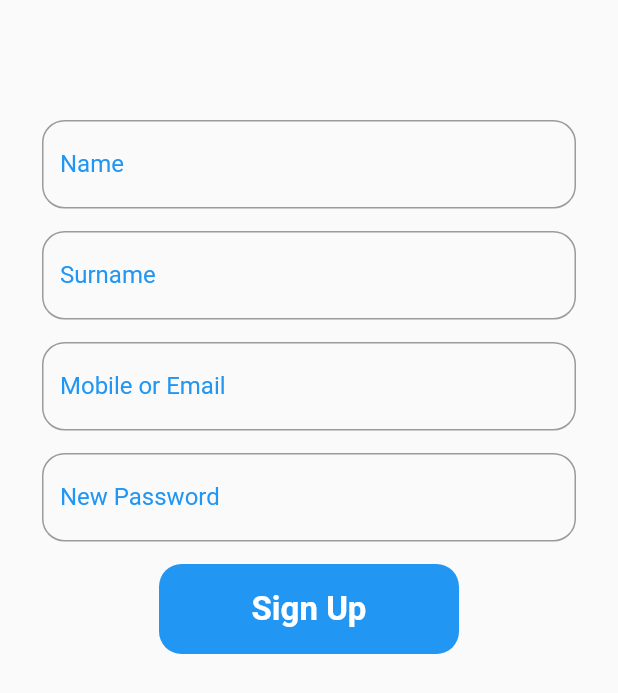
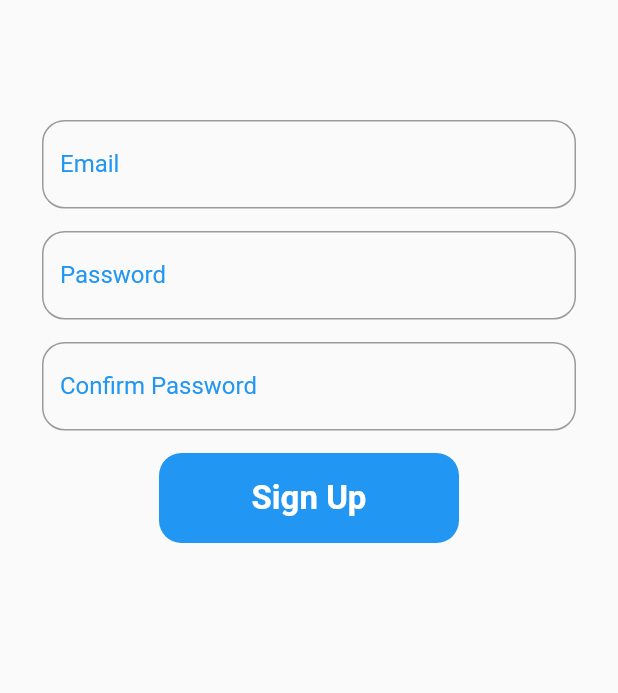
Before and after one commit to ttcapp/mahmudhasansplash, a Flutter app: the SignUpPage screen opened directly, on a phone screen of 412 x 824 dp. Shown: the top 693 px of the screen. Run offline on Flutter 3.47's test engine with Material 2 defaults, Android fonts, the phone set to English and light mode, and no system bars; our stand-ins replace carousel_slider; network calls fail.

Commit message:
4 january 12:45 AM ,8nd Commit.

```diff
--- a/lib/helper/custom_text_field.dart
+++ b/lib/helper/custom_text_field.dart
@@ -24,6 +24,11 @@ class _CustomTextFieldState extends State<CustomTextField> {
       padding: const EdgeInsets.only(
           left: 28.0,right: 28),
       child: TextFormField(
+             validator: (value){
+             if(value!.isEmpty){
+               return "This field can not be empty";
+             }
+             },
         obscureText: widget.obsecureval,
         controller: widget.controller,
         decoration: InputDecoration(
--- a/lib/log_in.dart
+++ b/lib/log_in.dart
@@ -1,7 +1,7 @@
 import 'package:flutter/material.dart';
 import 'package:splash/helper/custom_button.dart';
 import 'package:splash/helper/custom_text_field.dart';
-import 'package:splash/screen/log_in_page.dart';
+import 'package:splash/screen/log_in_home_page.dart';
 import 'package:splash/screen/sign_up_page.dart';
 import 'package:splash/utils/all_color.dart';
 
@@ -11,6 +11,7 @@ class LogIn extends StatefulWidget {
   @override
   _LogInState createState() => _LogInState();
 }
+final GlobalKey<FormState> _formKey=GlobalKey();
 AllColor allColor=AllColor();
 TextEditingController _emailController=TextEditingController();
 TextEditingController _passController=TextEditingController();
@@ -19,6 +20,8 @@ class _LogInState extends State<LogIn> {
   Widget build(BuildContext context) {
     return Scaffold(
       body: SingleChildScrollView(
+        child: Form(
+          key: _formKey,
           child: Column(
             children: [
               SizedBox(
@@ -50,6 +53,7 @@ class _LogInState extends State<LogIn> {
               ),
               InkWell(
                 onTap: (){
+                   if(_formKey.currentState!.validate())
                   Navigator.push(context, MaterialPageRoute(builder: (context)=>LogInPage()));
                 },
                 child: CustomButton(
@@ -77,6 +81,7 @@ class _LogInState extends State<LogIn> {
             ],
           ),
         ),
+      ),
     );
   }
 }
--- a/lib/my_home_page.dart
+++ b/lib/my_home_page.dart
@@ -185,7 +185,7 @@ class _HomePageState extends State<HomePage> {
                        onPressed: (){
                          Navigator.push(context, MaterialPageRoute(builder: (context)=>Quran()  ));
                        },
-                       child: Text("কোরআন ৩০ পারা")
+                       child: Text("কোরআন ৩০ পারা ")
                    ),
                      SizedBox(
                        height: 15,
--- a/lib/screen/sign_up_page.dart
+++ b/lib/screen/sign_up_page.dart
@@ -1,63 +1,70 @@
 import 'package:flutter/material.dart';
 import 'package:splash/helper/custom_button.dart';
 import 'package:splash/helper/custom_text_field.dart';
+import 'package:splash/log_in.dart';
 class SignUpPage extends StatefulWidget {
   const SignUpPage({Key? key}) : super(key: key);
 
   @override
   _SignUpPageState createState() => _SignUpPageState();
 }
-TextEditingController _name1Controller=TextEditingController();
-TextEditingController _surnameController=TextEditingController();
+final GlobalKey<FormState> _formkey=GlobalKey();
 TextEditingController _mobileoremailController=TextEditingController();
-TextEditingController _newpasswordController=TextEditingController();
+TextEditingController _confirmpassController=TextEditingController();
+TextEditingController _passController=TextEditingController();
 class _SignUpPageState extends State<SignUpPage> {
   @override
   Widget build(BuildContext context) {
     return Scaffold(
-      body: Column(
+      body: SingleChildScrollView(
+        child: Form(
+          key: _formkey,
+          child: Column(
             children: [
               SizedBox(
                 height: 80,
               ),
+
+
               CustomTextField(
-              hintText: "Enter your name",
-              labelText: "Name",
-              controller: _name1Controller,
+                  hintText: "Enter your email ",
+                  labelText: "Email",
+                  controller: _mobileoremailController,
                   obsecureval: false),
               SizedBox(
                 height: 15,
               ),
               CustomTextField(
-              hintText: "Enter your surname",
-              labelText: "Surname",
-              controller: _surnameController,
-              obsecureval: false),
-          SizedBox(
-            height: 15,
-          ),
-          CustomTextField(
-              hintText: "Enter your Mobile number or email address",
-              labelText: "Mobile or Email",
-              controller: _mobileoremailController,
+                  hintText: "Enter your Password",
+                  labelText: "Password",
+                  controller: _passController,
                   obsecureval: true),
               SizedBox(
                 height: 15,
               ),
               CustomTextField(
-              hintText: "Enter your New Password",
-              labelText: "New Password",
-              controller: _newpasswordController,
-              obsecureval: false),
+                  hintText: "Re-enter your New Password",
+                  labelText: "Confirm Password",
+                  controller: _confirmpassController,
+                  obsecureval: true),
               SizedBox(
                 height: 15,
               ),
-           CustomButton(
+               InkWell(
+                 onTap: (){
+                   if(_formkey.currentState!.validate())
+                   Navigator.push(context, MaterialPageRoute(builder: (context)=>LogIn()));
+                 },
+                 child: CustomButton(
                      height: 60,
                      width: 200,
                      btnText: "Sign Up"
-           )
+                 ),
+               ),
+
             ],
+          ),
+        ),
       ),
     );
   }
```
Also changed, not shown: lib/screen/log_in_home_page.dart (renamed from lib/screen/log_in_page.dart). Lines whose indentation alone changed are shown as unchanged.
